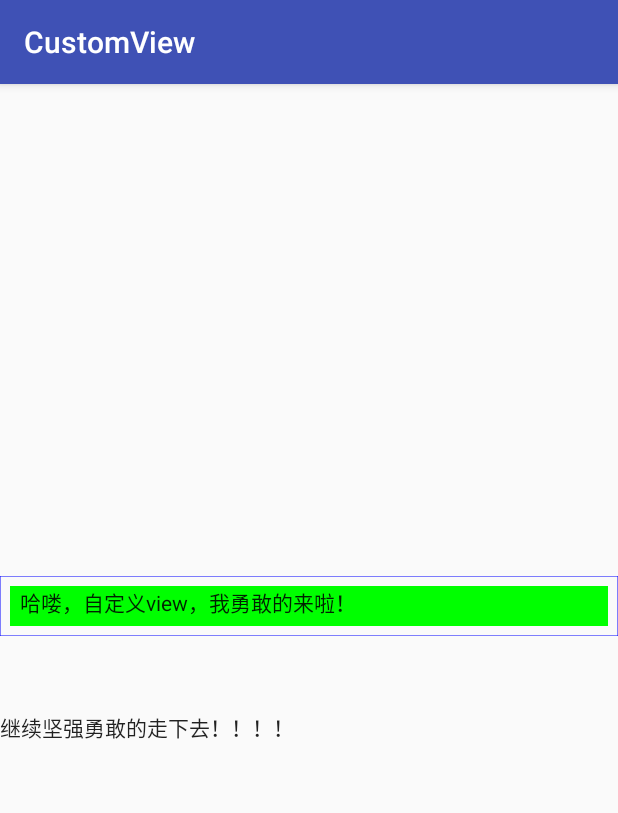
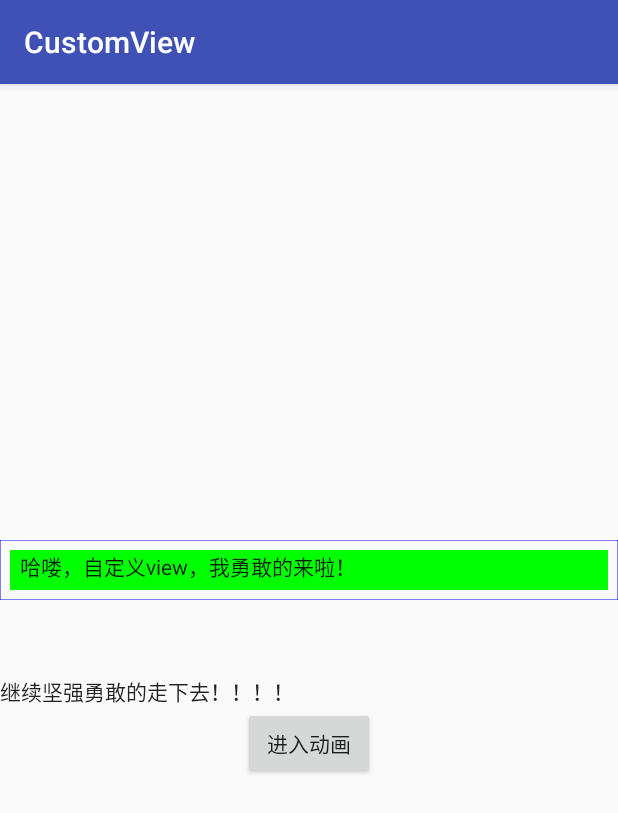
Before and after one commit to zhoxin925/CustomView, an Android app: the screen it shows after launch (MainActivity), on a phone screen of 412 x 824 dp. Shown: the top 813 px of the screen. Run offline under Robolectric (Android 15) with nearby library versions, the phone set to English and light mode, and no system bars; plain views replace View1.

Commit message:
上次的内容，忘记了

```diff
--- a/app/src/main/AndroidManifest.xml
+++ b/app/src/main/AndroidManifest.xml
@@ -9,13 +9,15 @@
         android:roundIcon="@mipmap/ic_launcher_round"
         android:supportsRtl="true"
         android:theme="@style/AppTheme">
-        <activity android:name=".MainActivity">
+        <activity android:name=".activity.MainActivity">
             <intent-filter>
                 <action android:name="android.intent.action.MAIN" />
 
                 <category android:name="android.intent.category.LAUNCHER" />
             </intent-filter>
         </activity>
+
+        <activity android:name=".activity.AnimationActivity"/>
     </application>
 
 </manifest>
--- a/app/src/main/java/com/example/zx/customview/MainActivity.java
+++ /dev/null
@@ -1,13 +0,0 @@
-package com.example.zx.customview;
-
-import android.support.v7.app.AppCompatActivity;
-import android.os.Bundle;
-
-public class MainActivity extends AppCompatActivity {
-
-    @Override
-    protected void onCreate(Bundle savedInstanceState) {
-        super.onCreate(savedInstanceState);
-        setContentView(R.layout.activity_main);
-    }
-}
--- /dev/null
+++ b/app/src/main/java/com/example/zx/customview/activity/MainActivity.java
@@ -0,0 +1,25 @@
+package com.example.zx.customview.activity;
+
+import android.content.Context;
+import android.content.Intent;
+import android.support.v7.app.AppCompatActivity;
+import android.os.Bundle;
+import android.view.View;
+
+import com.example.zx.customview.R;
+
+public class MainActivity extends AppCompatActivity implements View.OnClickListener{
+    private Context context;
+
+    @Override
+    protected void onCreate(Bundle savedInstanceState) {
+        super.onCreate(savedInstanceState);
+        setContentView(R.layout.activity_main);
+        context = this;
+    }
+
+    @Override
+    public void onClick(View v) {
+        startActivity(new Intent(context, AnimationActivity.class));
+    }
+}
--- a/app/src/main/res/layout/activity_main.xml
+++ b/app/src/main/res/layout/activity_main.xml
@@ -22,4 +22,10 @@
         android:layout_width="match_parent"
         android:layout_height="wrap_content"
         android:text="继续坚强勇敢的走下去！！！！"/>
+
+    <Button
+        android:layout_width="wrap_content"
+        android:layout_height="wrap_content"
+        android:onClick="onClick"
+        android:text="进入动画"/>
 </LinearLayout>
```
Also changed, not shown: app/src/main/java/com/example/zx/customview/activity/AnimationActivity.java (added, +57 -0 lines), app/src/main/res/layout/activity_animation.xml (added, +17 -0 lines).
